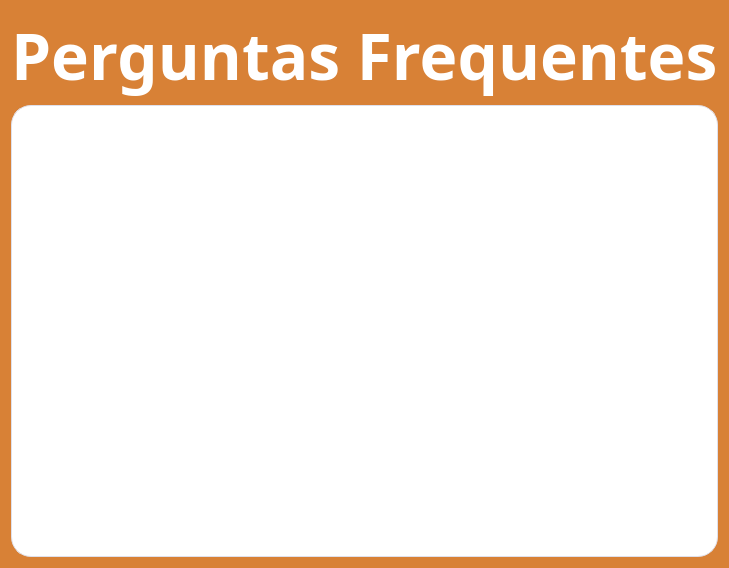
Above: teladeajuda.ui from JuDCraide/Trabalho-UFRGS-TCP-Notas-Musicais before the change. Below: the same form after it.
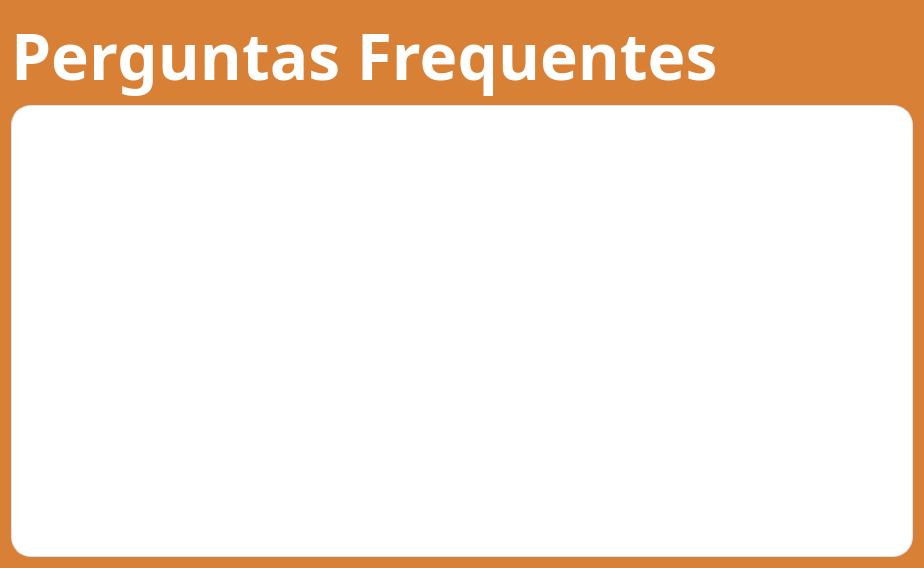
That is the form after the change.

```diff
--- a/teladeajuda.ui
+++ b/teladeajuda.ui
@@ -6,7 +6,7 @@
    <rect>
     <x>0</x>
     <y>0</y>
-    <width>726</width>
+    <width>924</width>
     <height>568</height>
    </rect>
   </property>
@@ -53,7 +53,12 @@
       <string notr="true">background: #FFFFFF;
 border: 1px solid #DFE0EB;
 border-radius: 20px;
-padding: 10px;</string>
+padding: 10px;
+
+font-family: Arial;
+font-style: normal;
+font-size: 20pt;
+</string>
      </property>
     </widget>
    </item>
```
Left out of the diff: 3 changed lines with no effect on the pictures.
